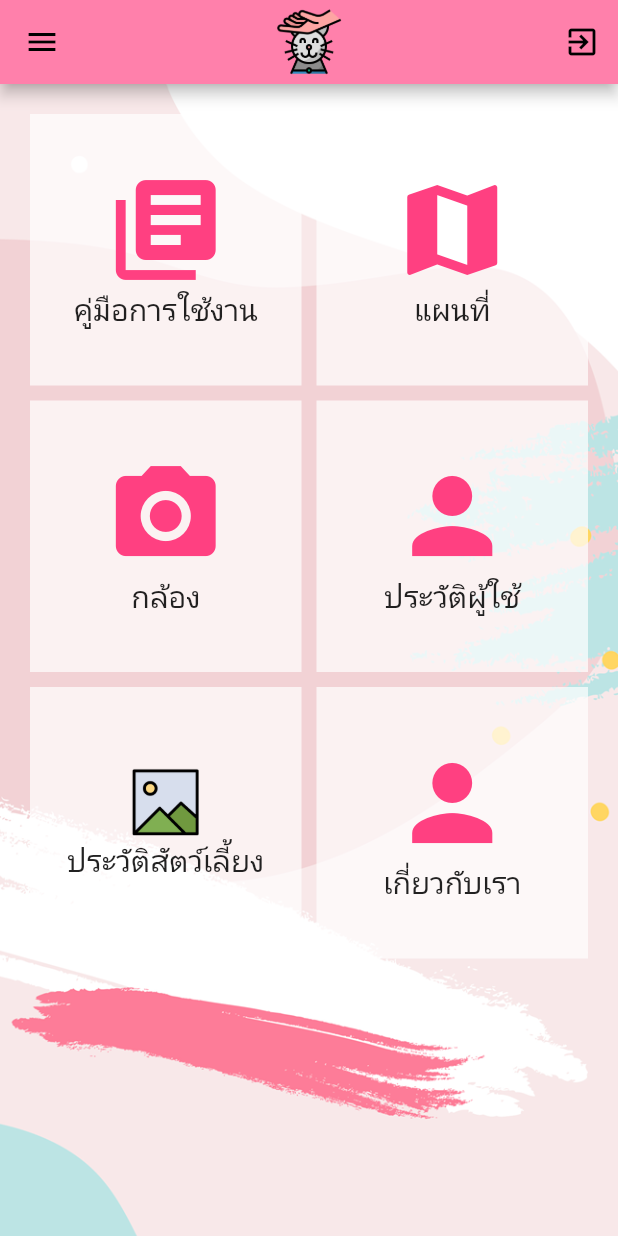
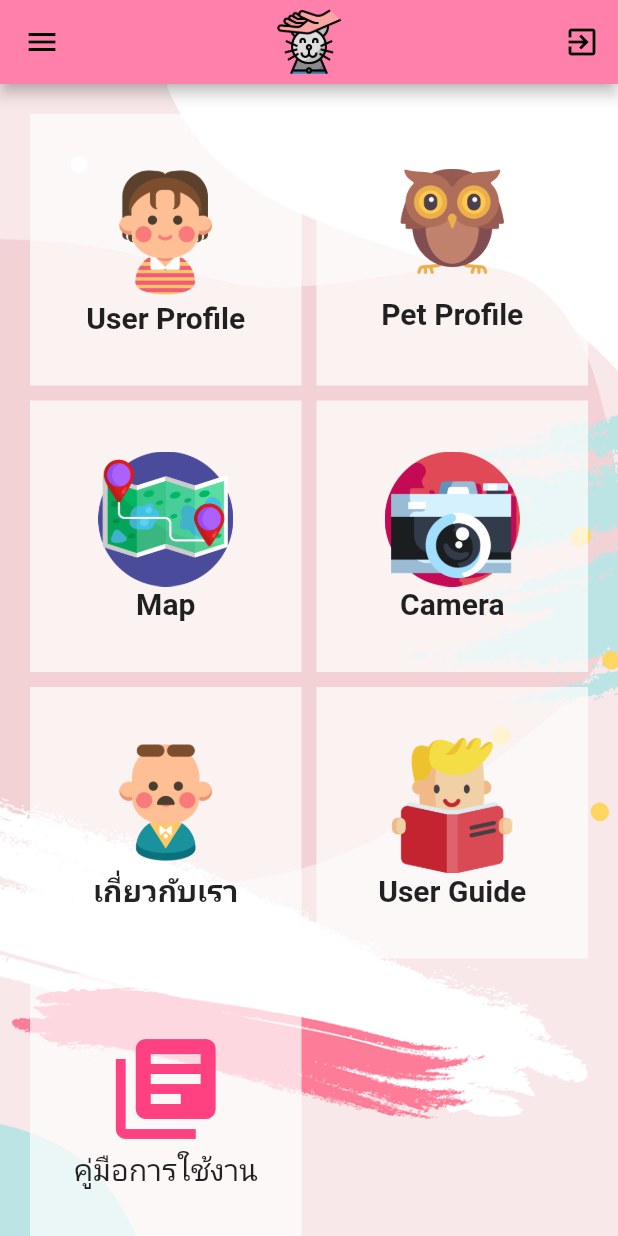
Before and after one commit to nakaren1234/Pet, a Flutter app: the HomePage screen opened directly, on a phone screen of 412 x 824 dp. Run offline on Flutter 3.47's test engine with Material 2 defaults, Android fonts, the phone set to English and light mode, and no system bars; our stand-ins replace cloud_firestore, firebase_auth, firebase_core, firebase_storage, flutter_svg, image_picker and 2 more; accounts and stored records are empty.

Commit message:
แก้ui

```diff
--- a/lib/pages/HomePage.dart
+++ b/lib/pages/HomePage.dart
@@ -101,48 +101,6 @@ class _HomePageState extends State<HomePage> {
           children: <Widget>[
             GestureDetector(
               onTap: () {
-                // Navigator.pushNamed(context, 'homestack/company');
-                MaterialPageRoute materialPageRoute = MaterialPageRoute(
-                    builder: (BuildContext context) => CompanyPage());
-                Navigator.of(context).push(materialPageRoute);
-              },
-              child: Container(
-                padding: const EdgeInsets.all(8),
-                child: Column(
-                  mainAxisAlignment: MainAxisAlignment.center,
-                  children: <Widget>[
-                    Icon(Icons.library_books,
-                        size: 80, color: Colors.pinkAccent),
-                    Text('คู่มือการใช้งาน', style: TextStyle(fontSize: 20))
-                  ],
-                ),
-                color: Colors.white70,
-              ),
-            ),
-            Container(
-              padding: const EdgeInsets.all(8),
-              child: Column(
-                mainAxisAlignment: MainAxisAlignment.center,
-                children: <Widget>[
-                  Icon(Icons.map, size: 80, color: Colors.pinkAccent),
-                  Text('แผนที่', style: TextStyle(fontSize: 20))
-                ],
-              ),
-              color: Colors.white70,
-            ),
-            Container(
-              padding: const EdgeInsets.all(8),
-              child: Column(
-                mainAxisAlignment: MainAxisAlignment.center,
-                children: <Widget>[
-                  Icon(Icons.camera_alt, size: 80, color: Colors.pinkAccent),
-                  Text('กล้อง', style: TextStyle(fontSize: 20))
-                ],
-              ),
-              color: Colors.white70,
-            ),
-            GestureDetector(
-              onTap: () {
                 // Navigator.pushNamed(context, 'homestack/user');
                 MaterialPageRoute materialPageRoute = MaterialPageRoute(
                     builder: (BuildContext context) => UserPage());
@@ -153,11 +111,19 @@ class _HomePageState extends State<HomePage> {
                 child: Column(
                   mainAxisAlignment: MainAxisAlignment.center,
                   children: <Widget>[
-                    Icon(Icons.person, size: 80, color: Colors.pinkAccent),
+                    // Icon(Icons.person, size: 80, color: Colors.pinkAccent),
+                    Image.asset(
+                      'assets/images/user.png',
+                      width: 90.0,
+                      height: 90.0,
+                    ),
                     Text(
-                      'ประวัติผู้ใช้',
+                      'User Profile',
                       textAlign: TextAlign.center,
-                      style: TextStyle(fontSize: 20),
+                      style: TextStyle(
+                        fontSize: 20,
+                        fontWeight: FontWeight.bold,
+                      ),
                     ),
                   ],
                 ),
@@ -178,18 +144,70 @@ class _HomePageState extends State<HomePage> {
                   children: <Widget>[
                     // Icon(Icons.pets, size: 80, color: Colors.pinkAccent),
                     Image.asset(
-                      'assets/images/pic.png',
-                      width: 50.0,
-                      height: 50.0,
+                      'assets/images/owl.png',
+                      width: 70.0,
+                      height: 70.0,
                     ),
-                    Text('ประวัติสัตว์เลี้ยง',
-                        textAlign: TextAlign.center,
-                        style: TextStyle(fontSize: 20))
+                    SizedBox(height: 15),
+                    Text(
+                      'Pet Profile',
+                      textAlign: TextAlign.center,
+                      style: TextStyle(
+                        fontSize: 20,
+                        fontWeight: FontWeight.bold,
+                      ),
+                    )
                   ],
                 ),
                 color: Colors.white70,
               ),
             ),
+
+            GestureDetector(
+              child: Container(
+                padding: const EdgeInsets.all(8),
+                child: Column(
+                  mainAxisAlignment: MainAxisAlignment.center,
+                  children: <Widget>[
+                    // Icon(Icons.map, size: 80, color: Colors.pinkAccent),
+                    Image.asset(
+                      'assets/images/route.png',
+                      width: 90.0,
+                      height: 90.0,
+                    ),
+                    Text('Map',
+                        style: TextStyle(
+                          fontSize: 20,
+                          fontWeight: FontWeight.bold,
+                        ))
+                  ],
+                ),
+                color: Colors.white70,
+              ),
+            ),
+            GestureDetector(
+              child: Container(
+                padding: const EdgeInsets.all(8),
+                child: Column(
+                  mainAxisAlignment: MainAxisAlignment.center,
+                  children: <Widget>[
+                    // Icon(Icons.camera_alt, size: 80, color: Colors.pinkAccent),
+                    Image.asset(
+                      'assets/images/camera.png',
+                      width: 90.0,
+                      height: 90.0,
+                    ),
+                    Text('Camera',
+                        style: TextStyle(
+                          fontSize: 20,
+                          fontWeight: FontWeight.bold,
+                        ))
+                  ],
+                ),
+                color: Colors.white70,
+              ),
+            ),
+
             GestureDetector(
               onTap: () async {
                 // fromAbout = await Navigator.pushNamed(
@@ -210,10 +228,69 @@ class _HomePageState extends State<HomePage> {
                 child: Column(
                   mainAxisAlignment: MainAxisAlignment.center,
                   children: <Widget>[
-                    Icon(Icons.person, size: 80, color: Colors.pinkAccent),
+                    // Icon(Icons.person, size: 80, color: Colors.pinkAccent),
+                    Image.asset(
+                      'assets/images/aboutuser.png',
+                      width: 90.0,
+                      height: 90.0,
+                    ),
                     Text('เกี่ยวกับเรา ${fromAbout ?? ''}',
                         textAlign: TextAlign.center,
-                        style: TextStyle(fontSize: 20))
+                        style: TextStyle(
+                          fontSize: 20,
+                          fontWeight: FontWeight.bold,
+                        ))
+                  ],
+                ),
+                color: Colors.white70,
+              ),
+            ),
+            GestureDetector(
+              onTap: () {
+                // Navigator.pushNamed(context, 'homestack/company');
+                MaterialPageRoute materialPageRoute = MaterialPageRoute(
+                    builder: (BuildContext context) => CompanyPage());
+                Navigator.of(context).push(materialPageRoute);
+              },
+              child: Container(
+                padding: const EdgeInsets.all(8),
+                // decoration:
+                //     BoxDecoration(borderRadius: BorderRadius.circular(10.0)),
+                child: Column(
+                  mainAxisAlignment: MainAxisAlignment.center,
+                  children: <Widget>[
+                    // Icon(Icons.library_books,
+                    //     size: 80, color: Colors.pinkAccent),
+                    Image.asset(
+                      'assets/images/read.png',
+                      width: 90.0,
+                      height: 90.0,
+                    ),
+                    Text(
+                      'User Guide',
+                      style:
+                          TextStyle(fontSize: 20, fontWeight: FontWeight.bold),
+                    )
+                  ],
+                ),
+                color: Colors.white70,
+              ),
+            ),
+            GestureDetector(
+              onTap: () {
+                // Navigator.pushNamed(context, 'homestack/company');
+                MaterialPageRoute materialPageRoute = MaterialPageRoute(
+                    builder: (BuildContext context) => CompanyPage());
+                Navigator.of(context).push(materialPageRoute);
+              },
+              child: Container(
+                padding: const EdgeInsets.all(8),
+                child: Column(
+                  mainAxisAlignment: MainAxisAlignment.center,
+                  children: <Widget>[
+                    Icon(Icons.library_books,
+                        size: 80, color: Colors.pinkAccent),
+                    Text('คู่มือการใช้งาน', style: TextStyle(fontSize: 20))
                   ],
                 ),
                 color: Colors.white70,
--- a/lib/pages/PetPage.dart
+++ b/lib/pages/PetPage.dart
@@ -19,7 +19,7 @@ class _PetPageState extends State<PetPage> {
     return IconButton(
       icon: Icon(Icons.add_box),
       iconSize: 30.0,
-      tooltip: 'เพิ่มข้อมูลสัตว์เลี้ยง',
+      tooltip: 'Add Pet Profile',
       onPressed: () {
         MaterialPageRoute materialPageRoute =
             MaterialPageRoute(builder: (BuildContext context) => AddPetPage());
@@ -33,7 +33,7 @@ class _PetPageState extends State<PetPage> {
     return Scaffold(
       appBar: AppBar(
         backgroundColor: Colors.pinkAccent,
-        title: Text('ประวัติสัตว์เลี้ยง'),
+        title: Text('Pet Profile'),
         actions: [addPet()],
       ),
       // body: petWidget,
--- a/lib/pages/UserPage.dart
+++ b/lib/pages/UserPage.dart
@@ -17,7 +17,7 @@ class _UserPageState extends State<UserPage> {
     return IconButton(
       icon: Icon(Icons.person_add),
       iconSize: 30.0,
-      // color: Colors.blue,
+      color: Colors.black,
       tooltip: 'เพิ่มข้อมูลผู้ใช้',
       onPressed: () {
         MaterialPageRoute materialPageRoute =
@@ -32,7 +32,7 @@ class _UserPageState extends State<UserPage> {
     return Scaffold(
       appBar: AppBar(
         backgroundColor: Colors.pinkAccent,
-        title: Text('User profile'),
+        title: Text('User Profile'),
         actions: [addUser()],
       ),
       //ดึงมาจาก showliteuser
--- a/pubspec.yaml
+++ b/pubspec.yaml
@@ -27,6 +27,7 @@ dependencies:
   # The following adds the Cupertino Icons font to your application.
   # Use with the CupertinoIcons class for iOS style icons.
   cupertino_icons: ^0.1.3
+  flutter_svg: ^0.19.1
   http: ^0.12.1
   intl: ^0.16.1
   webview_flutter: ^0.3.22+1
@@ -37,6 +38,7 @@ dependencies:
   cloud_firestore: ^0.14.0+2
   image_picker: ^0.6.7+12
   firebase_storage: ^4.0.1
+
 
 
 
@@ -59,6 +61,7 @@ flutter:
   # To add assets to your application, add an assets section, like this:
   assets:
     - assets/images/
+    - assets/icons/
   #  - images/a_dot_ham.jpeg
 
   # An image asset can refer to one or more resolution-specific "variants", see
```
Also changed, not shown: lib/widgets/addListPet.dart (+57 -4 lines), lib/widgets/addListUser.dart (+37 -14 lines), assets/icons/camera.svg (added), assets/icons/focus.svg (added), assets/images/aboutuser.png (added), assets/images/camera.png (added), assets/images/owl.png (added), assets/images/read.png (added), assets/images/route.png (added), assets/images/user.png (added), pubspec.lock.
